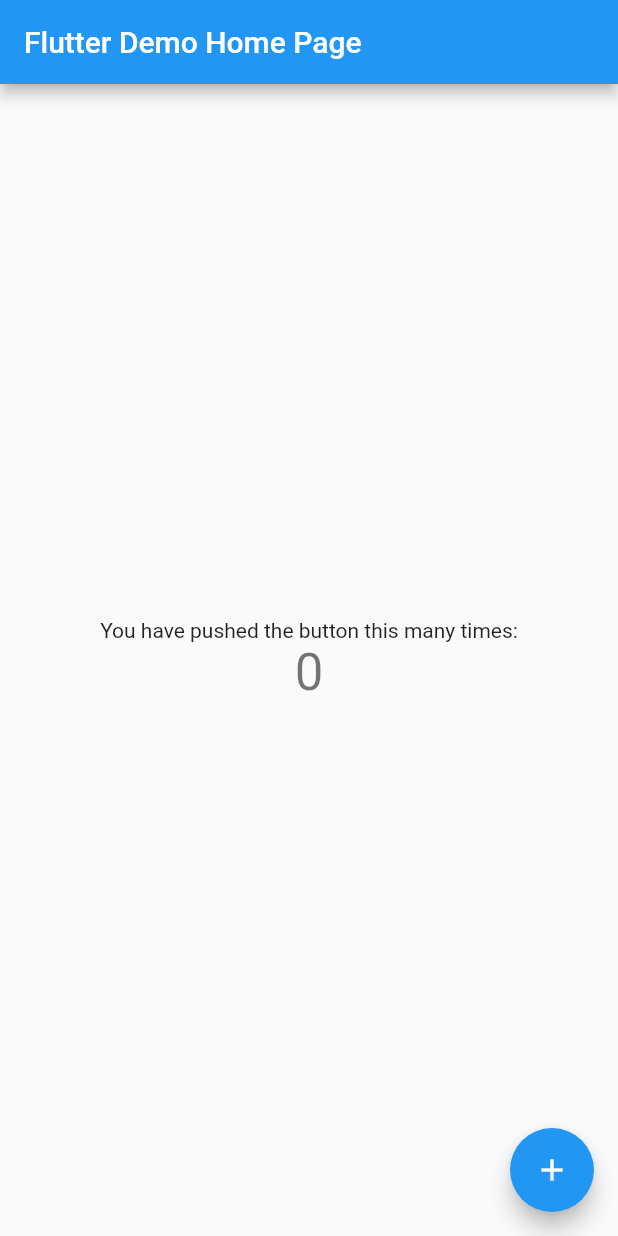
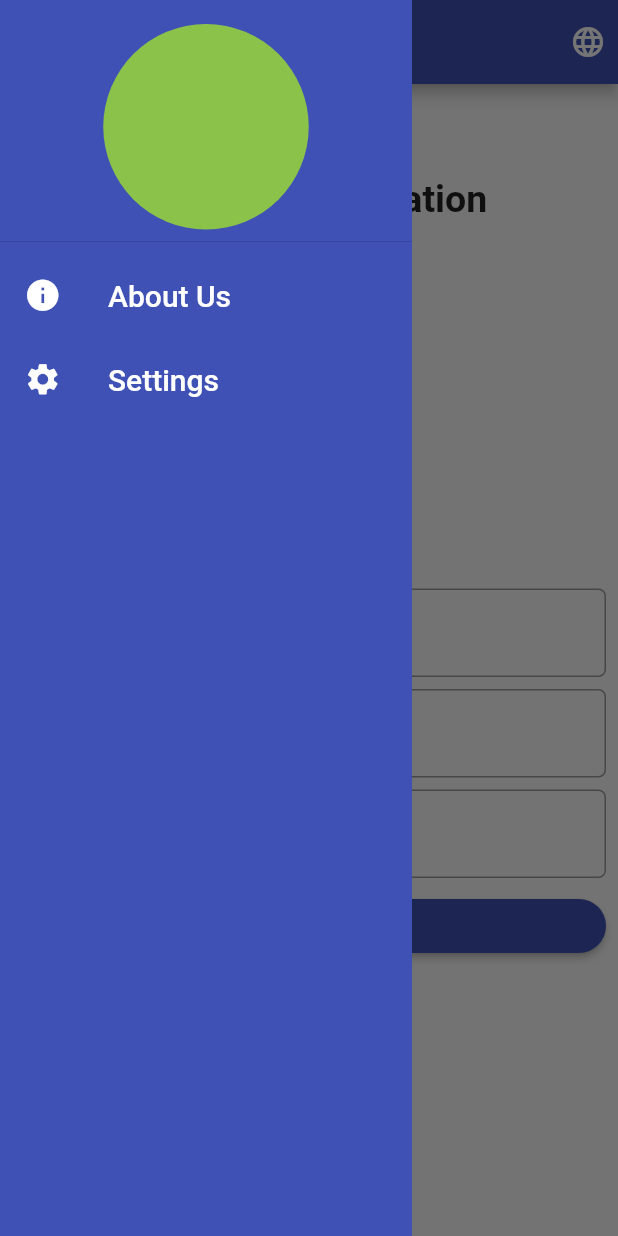
Before and after one commit to harshmodi729/localized, a Flutter app: the screen it shows after launch, with the side drawer open (before the commit the screen has no drawer), on a phone screen of 412 x 824 dp. Run offline on Flutter 3.47's test engine with Material 2 defaults, Android fonts, the phone set to English and light mode, and no system bars; our stand-ins replace shared_preferences.

Commit message:
Localization Language Added [ar, en, fr]

```diff
--- /dev/null
+++ b/lib/constants/country_code.dart
@@ -0,0 +1,3 @@
+const String SAUDI_ARABIA = 'SA';
+const String FRANCE = 'FR';
+const String USA = 'US';
--- /dev/null
+++ b/lib/constants/language_code.dart
@@ -0,0 +1,3 @@
+const String ARABIC = 'ar';
+const String ENGLISH = 'en';
+const String FRENCH = 'fr';
--- /dev/null
+++ b/lib/constants/preference_name.dart
@@ -0,0 +1 @@
+const String LANGUAGE_CODE = 'languageCode';
--- /dev/null
+++ b/lib/constants/route_names.dart
@@ -0,0 +1,3 @@
+const String homePage = '/';
+const String aboutUsPage = 'aboutUs';
+const String settingsPage = 'settings';
--- /dev/null
+++ b/lib/constants/translation_keys.dart
@@ -0,0 +1,18 @@
+const String home_page = 'home_page';
+const String about_us = 'about_us';
+const String settings = 'settings';
+const String personal_information = 'personal_information';
+const String name = 'name';
+const String enter_name = 'enter_name';
+const String please_enter_name = 'please_enter_name';
+const String email = 'email';
+const String enter_email = 'enter_email';
+const String please_enter_email = 'please_enter_email';
+const String select_birth_date = 'select_birth_date';
+const String please_enter_birth_date = 'please_enter_birth_date';
+const String successfully_done = 'successfully_done';
+const String ok = 'ok';
+const String cancel = 'cancel';
+const String submit = 'submit';
+const String about_detail = 'about_detail';
+const String change_language = 'change_language';
--- /dev/null
+++ b/lib/localization/app_localization.dart
@@ -0,0 +1,51 @@
+import 'dart:convert';
+
+import 'package:flutter/material.dart';
+import 'package:flutter/services.dart';
+import 'package:localized/constants/language_code.dart';
+
+class AppLocalizations {
+  final Locale locale;
+
+  AppLocalizations(this.locale);
+
+  static AppLocalizations of(BuildContext context) {
+    return Localizations.of(context, AppLocalizations);
+  }
+
+  Map<String, String> _localizedValues;
+
+  Future<bool> loadLanguage() async {
+    String jsonStrings = await rootBundle
+        .loadString('lib/languages/${locale.languageCode}.json');
+
+    Map<String, dynamic> mappedString = json.decode(jsonStrings);
+    _localizedValues = mappedString.map((key, value) => MapEntry(key, value));
+    return true;
+  }
+
+  String translate(String key) {
+    return _localizedValues[key];
+  }
+
+  static _AppLocalizationDelegate delegate = _AppLocalizationDelegate();
+}
+
+class _AppLocalizationDelegate extends LocalizationsDelegate<AppLocalizations> {
+  const _AppLocalizationDelegate();
+
+  @override
+  bool isSupported(Locale locale) {
+    return [ARABIC, ENGLISH, FRENCH].contains(locale.languageCode);
+  }
+
+  @override
+  Future<AppLocalizations> load(Locale locale) async {
+    AppLocalizations appLocalization = AppLocalizations(locale);
+    await appLocalization.loadLanguage();
+    return appLocalization;
+  }
+
+  @override
+  bool shouldReload(LocalizationsDelegate<AppLocalizations> old) => false;
+}
--- a/lib/main.dart
+++ b/lib/main.dart
@@ -1,117 +1,72 @@
 import 'package:flutter/material.dart';
+import 'package:flutter_localizations/flutter_localizations.dart';
+import 'package:localized/constants/country_code.dart';
+import 'package:localized/constants/language_code.dart';
+import 'package:localized/constants/route_names.dart';
+import 'package:localized/localization/app_localization.dart';
+import 'package:localized/router/page_router.dart';
+import 'package:localized/util/utils.dart';
 
 void main() {
   runApp(MyApp());
 }
 
-class MyApp extends StatelessWidget {
+class MyApp extends StatefulWidget {
   // This widget is the root of your application.
   @override
-  Widget build(BuildContext context) {
-    return MaterialApp(
-      title: 'Flutter Demo',
-      theme: ThemeData(
-        // This is the theme of your application.
-        //
-        // Try running your application with "flutter run". You'll see the
-        // application has a blue toolbar. Then, without quitting the app, try
-        // changing the primarySwatch below to Colors.green and then invoke
-        // "hot reload" (press "r" in the console where you ran "flutter run",
-        // or simply save your changes to "hot reload" in a Flutter IDE).
-        // Notice that the counter didn't reset back to zero; the application
-        // is not restarted.
-        primarySwatch: Colors.blue,
-        // This makes the visual density adapt to the platform that you run
-        // the app on. For desktop platforms, the controls will be smaller and
-        // closer together (more dense) than on mobile platforms.
-        visualDensity: VisualDensity.adaptivePlatformDensity,
-      ),
-      home: MyHomePage(title: 'Flutter Demo Home Page'),
-    );
+  _MyAppState createState() => _MyAppState();
+
+  static setLocale(BuildContext context, Locale locale) {
+    _MyAppState state = context.findRootAncestorStateOfType<_MyAppState>();
+    state.setLocale(locale);
   }
 }
 
-class MyHomePage extends StatefulWidget {
-  MyHomePage({Key key, this.title}) : super(key: key);
+class _MyAppState extends State<MyApp> {
+  Locale _locale;
 
-  // This widget is the home page of your application. It is stateful, meaning
-  // that it has a State object (defined below) that contains fields that affect
-  // how it looks.
-
-  // This class is the configuration for the state. It holds the values (in this
-  // case the title) provided by the parent (in this case the App widget) and
-  // used by the build method of the State. Fields in a Widget subclass are
-  // always marked "final".
-
-  final String title;
-
-  @override
-  _MyHomePageState createState() => _MyHomePageState();
-}
-
-class _MyHomePageState extends State<MyHomePage> {
-  int _counter = 0;
-
-  void _incrementCounter() {
+  setLocale(Locale locale) {
     setState(() {
-      // This call to setState tells the Flutter framework that something has
-      // changed in this State, which causes it to rerun the build method below
-      // so that the display can reflect the updated values. If we changed
-      // _counter without calling setState(), then the build method would not be
-      // called again, and so nothing would appear to happen.
-      _counter++;
+      _locale = locale;
     });
   }
 
   @override
+  void didChangeDependencies() {
+    getLocale().then((locale) => _locale = locale);
+    super.didChangeDependencies();
+  }
+
+  @override
   Widget build(BuildContext context) {
-    // This method is rerun every time setState is called, for instance as done
-    // by the _incrementCounter method above.
-    //
-    // The Flutter framework has been optimized to make rerunning build methods
-    // fast, so that you can just rebuild anything that needs updating rather
-    // than having to individually change instances of widgets.
-    return Scaffold(
-      appBar: AppBar(
-        // Here we take the value from the MyHomePage object that was created by
-        // the App.build method, and use it to set our appbar title.
-        title: Text(widget.title),
-      ),
-      body: Center(
-        // Center is a layout widget. It takes a single child and positions it
-        // in the middle of the parent.
-        child: Column(
-          // Column is also a layout widget. It takes a list of children and
-          // arranges them vertically. By default, it sizes itself to fit its
-          // children horizontally, and tries to be as tall as its parent.
-          //
-          // Invoke "debug painting" (press "p" in the console, choose the
-          // "Toggle Debug Paint" action from the Flutter Inspector in Android
-          // Studio, or the "Toggle Debug Paint" command in Visual Studio Code)
-          // to see the wireframe for each widget.
-          //
-          // Column has various properties to control how it sizes itself and
-          // how it positions its children. Here we use mainAxisAlignment to
-          // center the children vertically; the main axis here is the vertical
-          // axis because Columns are vertical (the cross axis would be
-          // horizontal).
-          mainAxisAlignment: MainAxisAlignment.center,
-          children: <Widget>[
-            Text(
-              'You have pushed the button this many times:',
-            ),
-            Text(
-              '$_counter',
-              style: Theme.of(context).textTheme.headline4,
-            ),
-          ],
-        ),
-      ),
-      floatingActionButton: FloatingActionButton(
-        onPressed: _incrementCounter,
-        tooltip: 'Increment',
-        child: Icon(Icons.add),
-      ), // This trailing comma makes auto-formatting nicer for build methods.
+    return MaterialApp(
+      title: 'Localized',
+      theme: ThemeData(primarySwatch: Colors.indigo),
+      locale: _locale,
+      initialRoute: homePage,
+      onGenerateRoute: pageRouter,
+      supportedLocales: [
+        Locale(ENGLISH, USA),
+        Locale(FRENCH, FRANCE),
+        Locale(ARABIC, SAUDI_ARABIA),
+      ],
+      localizationsDelegates: [
+        GlobalMaterialLocalizations.delegate,
+        GlobalCupertinoLocalizations.delegate,
+        GlobalWidgetsLocalizations.delegate,
+        //Below line will translate all in-app words into selected language.
+        AppLocalizations.delegate
+      ],
+      debugShowCheckedModeBanner: false,
+      localeResolutionCallback: (deviceLocales, supportedLocales) {
+        for (var locale in supportedLocales) {
+          if (locale.languageCode == deviceLocales.languageCode &&
+              locale.countryCode == deviceLocales.countryCode) {
+            return deviceLocales;
+          }
+        }
+        return supportedLocales.first;
+      },
     );
   }
 }
--- /dev/null
+++ b/lib/model/language.dart
@@ -0,0 +1,16 @@
+import 'package:localized/constants/language_code.dart';
+
+class Language {
+  final int id;
+  final String flag;
+  final String name;
+  final String code;
+
+  Language(this.id, this.flag, this.name, this.code);
+
+  static List<Language> languageList = [
+    Language(1, "🇸🇦", 'عربى', ARABIC),
+    Language(2, "🇺🇸", 'English', ENGLISH),
+    Language(3, "🇫🇷", 'français', FRENCH),
+  ];
+}
--- /dev/null
+++ b/lib/page/home.dart
@@ -0,0 +1,245 @@
+import 'package:flutter/material.dart';
+import 'package:localized/constants/route_names.dart';
+import 'package:localized/constants/translation_keys.dart';
+import 'package:localized/main.dart';
+import 'package:localized/model/language.dart';
+import 'package:localized/util/utils.dart';
+
+class Home extends StatefulWidget {
+  @override
+  _HomeState createState() => _HomeState();
+}
+
+class _HomeState extends State<Home> {
+  GlobalKey<FormState> _key = GlobalKey();
+  TextEditingController _dateController = TextEditingController();
+
+  @override
+  Widget build(BuildContext context) {
+    return Scaffold(
+      drawer: _createDrawer(),
+      appBar: AppBar(
+        title: Text(getTranslatedValue(context, home_page)),
+        actions: <Widget>[
+          Padding(
+            padding: EdgeInsets.all(8.0),
+            child: DropdownButton(
+              //below line will remove icon's underline
+              underline: SizedBox(),
+
+              icon: Icon(Icons.language, color: Colors.white),
+              items: Language.languageList
+                  .map<DropdownMenuItem<Language>>(
+                      (language) => DropdownMenuItem(
+                            value: language,
+                            child: Row(
+                              mainAxisAlignment: MainAxisAlignment.spaceAround,
+                              children: <Widget>[
+                                Text(language.flag),
+                                Text(language.name),
+                              ],
+                            ),
+                          ))
+                  .toList(),
+              onChanged: (Language language) {
+                _changeLanguage(language);
+              },
+            ),
+          )
+        ],
+      ),
+      body: _createHomePageUI(),
+    );
+  }
+
+  //Below method will create Home page body UI
+  _createHomePageUI() => Container(
+        child: Column(
+          mainAxisAlignment: MainAxisAlignment.center,
+          children: <Widget>[
+            Flexible(
+              child: Container(
+                alignment: Alignment.center,
+                child: Text(
+                  getTranslatedValue(context, personal_information),
+                  style: TextStyle(fontWeight: FontWeight.bold, fontSize: 25),
+                ),
+              ),
+              flex: 1,
+            ),
+            Flexible(
+              child: Container(
+                child: Form(
+                    key: _key,
+                    child: Padding(
+                      padding: const EdgeInsets.all(8.0),
+                      child: Column(
+                        mainAxisAlignment: MainAxisAlignment.center,
+                        children: <Widget>[
+                          TextFormField(
+                            decoration: InputDecoration(
+                              border: OutlineInputBorder(
+                                borderRadius: BorderRadius.circular(5.0),
+                              ),
+                              labelText: getTranslatedValue(context, name),
+                              hintText: getTranslatedValue(context, enter_name),
+                              prefixIcon: Icon(Icons.person),
+                            ),
+                            validator: (value) {
+                              if (value.isEmpty)
+                                return getTranslatedValue(
+                                    context, please_enter_name);
+                              return null;
+                            },
+                          ),
+                          SizedBox(
+                            height: 8.0,
+                          ),
+                          TextFormField(
+                            decoration: InputDecoration(
+                              border: OutlineInputBorder(
+                                borderRadius: BorderRadius.circular(5.0),
+                              ),
+                              labelText: getTranslatedValue(context, email),
+                              hintText:
+                                  getTranslatedValue(context, enter_email),
+                              prefixIcon: Icon(Icons.mail),
+                            ),
+                            keyboardType: TextInputType.emailAddress,
+                            validator: (value) {
+                              if (value.isEmpty)
+                                return getTranslatedValue(
+                                    context, please_enter_email);
+                              return null;
+                            },
+                          ),
+                          SizedBox(
+                            height: 8.0,
+                          ),
+                          TextFormField(
+                            controller: _dateController,
+                            onTap: () async {
+                              FocusScope.of(context).requestFocus(FocusNode());
+                              await showDatePicker(
+                                helpText: getTranslatedValue(
+                                    context, select_birth_date),
+                                context: context,
+                                initialDate: DateTime.now(),
+                                firstDate: DateTime(DateTime.now().year - 30),
+                                lastDate: DateTime.now(),
+                              ).then((value) {
+                                if (value != null)
+                                  _dateController.text = formatDate(value);
+                              });
+                            },
+                            decoration: InputDecoration(
+                              border: OutlineInputBorder(
+                                borderRadius: BorderRadius.circular(5.0),
+                              ),
+                              labelText: getTranslatedValue(
+                                  context, select_birth_date),
+                              hintText: getTranslatedValue(
+                                  context, select_birth_date),
+                              prefixIcon: Icon(Icons.cake),
+                            ),
+                            validator: (value) {
+                              if (value.isEmpty)
+                                return getTranslatedValue(
+                                    context, please_enter_birth_date);
+                              return null;
+                            },
+                          ),
+                          SizedBox(
+                            height: 8.0,
+                          ),
+                          RaisedButton(
+                            onPressed: () {
+                              if (_key.currentState.validate()) {
+                                showDialog(
+                                  context: context,
+                                  builder: (context) {
+                                    return AlertDialog(
+                                      content: Text(getTranslatedValue(
+                                          context, successfully_done)),
+                                      actions: <Widget>[
+                                        FlatButton(
+                                          onPressed: () {
+                                            Navigator.pop(context);
+                                          },
+                                          child: Text(
+                                              getTranslatedValue(context, ok)),
+                                        ),
+                                      ],
+                                    );
+                                  },
+                                );
+                              }
+                            },
+                            child: Center(
+                              child: Text(
+                                getTranslatedValue(context, submit),
+                                style: TextStyle(color: Colors.white),
+                              ),
+                            ),
+                            color: Theme.of(context).accentColor,
+                            splashColor: Theme.of(context).primaryColor,
+                            shape: StadiumBorder(),
+                          ),
+                        ],
+                      ),
+                    )),
+              ),
+              flex: 4,
+            ),
+          ],
+        ),
+      );
+
+  //Below methods will create Navigation Drawer
+  _createDrawer() => Container(
+        width: MediaQuery.of(context).size.width / 1.5,
+        color: Theme.of(context).primaryColor,
+        child: ListView(
+          children: <Widget>[
+            DrawerHeader(
+              child: Container(
+                height: 100,
+                child: CircleAvatar(
+                  backgroundColor: Colors.lightGreen,
+                ),
+              ),
+            ),
+            _createDrawerItem(
+                getTranslatedValue(context, about_us), aboutUsPage, Icons.info),
+            _createDrawerItem(getTranslatedValue(context, settings),
+                settingsPage, Icons.settings),
+          ],
+        ),
+      );
+
+  _createDrawerItem(String title, String routeName, IconData iconData) {
+    TextStyle _textStyle = TextStyle(fontSize: 20, color: Colors.white);
+    return ListTile(
+      leading: _createPrefixIcon(iconData),
+      title: Text(
+        title,
+        style: _textStyle,
+      ),
+      onTap: () {
+        Navigator.pop(context);
+        Navigator.pushNamed(context, routeName);
+      },
+    );
+  }
+
+  _createPrefixIcon(IconData iconData) => Icon(
+        iconData,
+        color: Colors.white,
+        size: 25,
+      );
+
+  void _changeLanguage(Language language) async {
+    Locale _locale = await setLocale(language.code);
+    MyApp.setLocale(context, _locale);
+  }
+}
--- /dev/null
+++ b/lib/router/page_router.dart
@@ -0,0 +1,27 @@
+import 'package:flutter/material.dart';
+import 'package:localized/constants/route_names.dart';
+import 'package:localized/page/about_us.dart';
+import 'package:localized/page/home.dart';
+import 'package:localized/page/not_found.dart';
+import 'package:localized/page/settings.dart';
+
+Route<dynamic> pageRouter(RouteSettings routeSettings) {
+  switch (routeSettings.name) {
+    case homePage:
+      return MaterialPageRoute(
+        builder: (context) => Home(),
+      );
+    case aboutUsPage:
+      return MaterialPageRoute(
+        builder: (context) => AboutUs(),
+      );
+    case settingsPage:
+      return MaterialPageRoute(
+        builder: (context) => Settings(),
+      );
+    default:
+      return MaterialPageRoute(
+        builder: (context) => NotFound(),
+      );
+  }
+}
--- /dev/null
+++ b/lib/util/utils.dart
@@ -0,0 +1,41 @@
+import 'dart:async';
+
+import 'package:flutter/material.dart';
+import 'package:intl/intl.dart';
+import 'package:localized/constants/country_code.dart';
+import 'package:localized/constants/language_code.dart';
+import 'package:localized/constants/preference_name.dart';
+import 'package:localized/localization/app_localization.dart';
+import 'package:shared_preferences/shared_preferences.dart';
+
+String getTranslatedValue(BuildContext context, String key) {
+  return AppLocalizations.of(context).translate(key);
+}
+
+Future<Locale> setLocale(String languageCode) async {
+  SharedPreferences preferences = await SharedPreferences.getInstance();
+  preferences.setString(LANGUAGE_CODE, languageCode);
+  return _locale(languageCode);
+}
+
+Future<Locale> getLocale() async {
+  SharedPreferences preferences = await SharedPreferences.getInstance();
+  return _locale(preferences.getString(LANGUAGE_CODE) ?? ENGLISH );
+}
+
+Locale _locale(languageCode) {
+  switch (languageCode) {
+    case ARABIC:
+      return Locale(ARABIC, SAUDI_ARABIA);
+    case ENGLISH:
+      return Locale(ENGLISH, USA);
+    case FRENCH:
+      return Locale(FRENCH, FRANCE);
+    default:
+      return Locale(ENGLISH, USA);
+  }
+}
+
+String formatDate(DateTime dateTime) {
+  return DateFormat("dd/MM/yyyy").format(dateTime);
+}
```
Also changed, not shown: lib/languages/ar.json (added, +20 -0 lines), lib/languages/en.json (added, +20 -0 lines), lib/languages/fr.json (added, +20 -0 lines), lib/page/about_us.dart (added, +25 -0 lines), lib/page/not_found.dart (added, +17 -0 lines), lib/page/settings.dart (added, +50 -0 lines), pubspec.yaml (+8 -3 lines), pubspec.lock.
